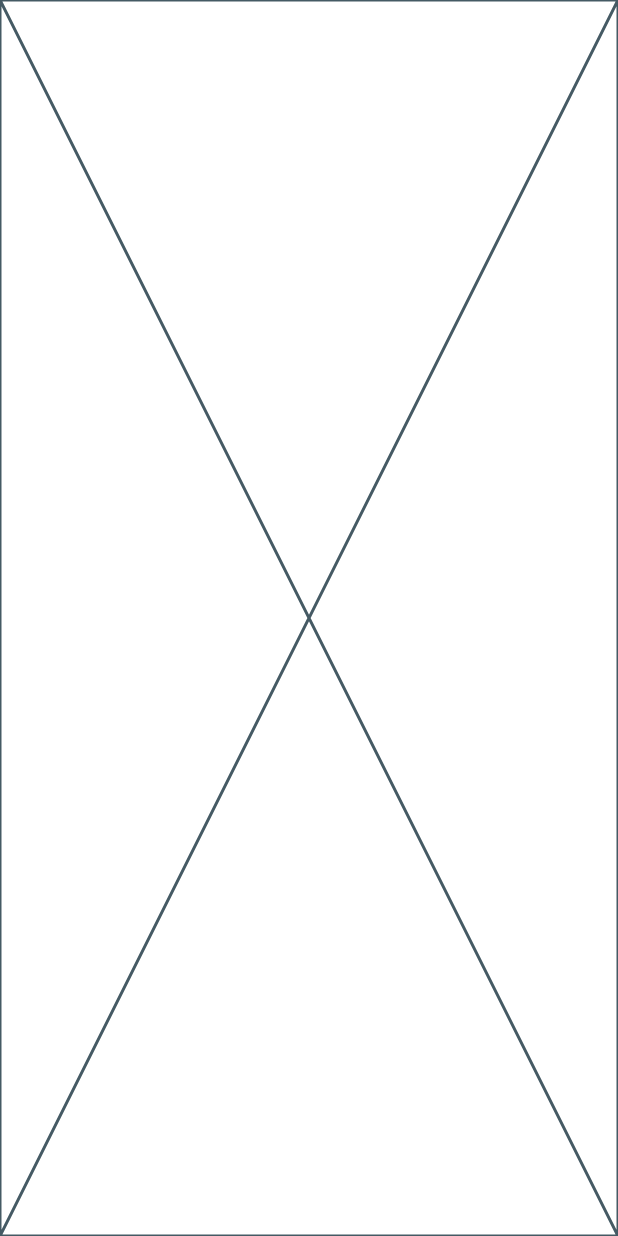
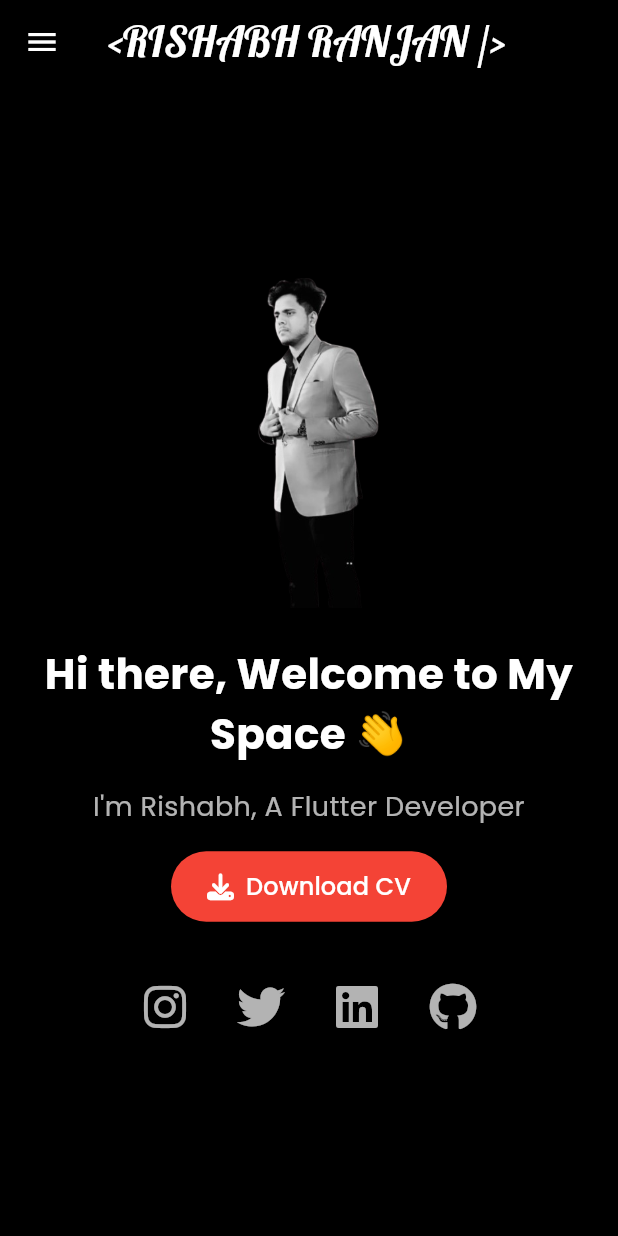
Before and after one commit to rishabh2310113/web_app_portfolio, a Flutter app: the screen it shows after launch, on a phone screen of 412 x 824 dp. Run offline on Flutter 3.47's test engine with Material 3 defaults, Android fonts, the phone set to English and light mode, and no system bars; our stand-ins replace font_awesome_flutter, google_fonts.

Commit message:
created all screens

```diff
--- a/lib/main.dart
+++ b/lib/main.dart
@@ -14,7 +14,7 @@ class MyApp extends StatelessWidget {
       theme: ThemeData(
         scaffoldBackgroundColor: Colors.black,
       ),
-      home: const MainScreen(),
+      home: MainScreen(),
     );
   }
 }
--- /dev/null
+++ b/lib/screens/about_screen.dart
@@ -0,0 +1,13 @@
+import 'package:flutter/material.dart';
+
+class AboutScreen extends StatelessWidget {
+  @override
+  Widget build(BuildContext context) {
+    return const Center(
+      child: Text(
+        "Welcome to the About Screen",
+        style: TextStyle(fontSize: 24, fontWeight: FontWeight.bold),
+      ),
+    );
+  }
+}
--- /dev/null
+++ b/lib/screens/contact_screen.dart
@@ -0,0 +1,13 @@
+import 'package:flutter/material.dart';
+
+class ContactScreen extends StatelessWidget {
+  @override
+  Widget build(BuildContext context) {
+    return const Center(
+      child: Text(
+        "Contact Me",
+        style: TextStyle(fontSize: 24, fontWeight: FontWeight.bold),
+      ),
+    );
+  }
+}
--- /dev/null
+++ b/lib/screens/home_screen.dart
@@ -0,0 +1,176 @@
+import 'package:flutter/material.dart';
+import 'package:web_app_portfolio/utils/responsive_layout.dart';
+import 'package:google_fonts/google_fonts.dart';
+import 'package:font_awesome_flutter/font_awesome_flutter.dart';
+import 'package:url_launcher/url_launcher.dart';
+
+class HomeScreen extends StatelessWidget {
+  @override
+  Widget build(BuildContext context) {
+    return Stack(
+      children: [
+        Center(
+          child: SingleChildScrollView(
+            padding: const EdgeInsets.all(16.0),
+            child: Column(
+              mainAxisAlignment: MainAxisAlignment.center,
+              children: [
+                ResponsiveLayout(
+                  mobile: Padding(
+                    padding: const EdgeInsets.only(bottom: 24.0),
+                    child: Center(
+                      child: _responsiveImage(220, 220),
+                    ),
+                  ),
+                  tablet: SizedBox.shrink(),
+                  desktop: SizedBox.shrink(),
+                ),
+                FadeInAnimation(
+                  delay: 300,
+                  child: Text(
+                    "Hi there, Welcome to My Space 👋",
+                    style: GoogleFonts.poppins(
+                      fontSize: 28,
+                      fontWeight: FontWeight.bold,
+                      color: Colors.white,
+                    ),
+                    textAlign: TextAlign.center,
+                  ),
+                ),
+                const SizedBox(height: 16),
+                FadeInAnimation(
+                  delay: 600,
+                  child: Text(
+                    "I'm Rishabh, A Flutter Developer",
+                    style: GoogleFonts.poppins(
+                      fontSize: 18,
+                      color: Colors.white70,
+                    ),
+                    textAlign: TextAlign.center,
+                  ),
+                ),
+                const SizedBox(height: 16),
+                FadeInAnimation(
+                  delay: 900,
+                  child: ElevatedButton.icon(
+                    onPressed: () {},
+                    style: ElevatedButton.styleFrom(
+                      backgroundColor: Colors.red,
+                      padding: const EdgeInsets.symmetric(
+                        horizontal: 24,
+                        vertical: 12,
+                      ),
+                    ),
+                    icon: Icon(FontAwesomeIcons.download, color: Colors.white),
+                    label: Text(
+                      "Download CV",
+                      style: GoogleFonts.poppins(
+                        fontSize: 16,
+                        color: Colors.white,
+                      ),
+                    ),
+                  ),
+                ),
+                const SizedBox(height: 32),
+                FadeInAnimation(
+                  delay: 1200,
+                  child: Row(
+                    mainAxisAlignment: MainAxisAlignment.center,
+                    children: [
+                      _buildSocialIcon(FontAwesomeIcons.instagram, () async {
+                        final Uri url = Uri.parse(
+                            'https://www.instagram.com/invites/contact/?igsh=q6tstl4h6m60&utm_content=p3io3ir');
+                        if (!await launchUrl(url)) {
+                          throw Exception('Could not load $url');
+                        }
+                      }),
+                      const SizedBox(width: 16),
+                      _buildSocialIcon(FontAwesomeIcons.twitter, () async {
+                        final Uri url =
+                            Uri.parse('https://x.com/Rishabh2310113');
+                        if (!await launchUrl(url)) {
+                          throw Exception('Could not load $url');
+                        }
+                      }),
+                      const SizedBox(width: 16),
+                      _buildSocialIcon(FontAwesomeIcons.linkedin, () async {
+                        final Uri url = Uri.parse(
+                            'https://www.linkedin.com/in/rishabh-ranjan18/');
+                        if (!await launchUrl(url)) {
+                          throw Exception('Could not load $url');
+                        }
+                      }),
+                      const SizedBox(width: 16),
+                      _buildSocialIcon(FontAwesomeIcons.github, () async {
+                        final Uri url =
+                            Uri.parse('https://github.com/rishabh2310113');
+                        if (!await launchUrl(url)) {
+                          throw Exception('Could not load $url');
+                        }
+                      }),
+                    ],
+                  ),
+                ),
+              ],
+            ),
+          ),
+        ),
+
+        Positioned(
+          top: 20,
+          right: 20,
+          child: ResponsiveLayout(
+            mobile: SizedBox.shrink(),
+            tablet: _responsiveImage(300, 250),
+            desktop: _responsiveImage(450, 400),
+          ),
+        ),
+      ],
+    );
+  }
+
+  Widget _responsiveImage(double width, double height) {
+    return Image.asset(
+      'assets/Port1.png',
+      width: width,
+      height: height,
+      fit: BoxFit.cover,
+    );
+  }
+
+  Widget _buildSocialIcon(IconData icon, VoidCallback onPressed) {
+    return IconButton(
+      icon: Icon(
+        icon,
+        color: Colors.white70,
+        size: 32,
+      ),
+      onPressed: onPressed,
+    );
+  }
+}
+
+class FadeInAnimation extends StatelessWidget {
+  final Widget child;
+  final int delay;
+
+  const FadeInAnimation({required this.child, required this.delay});
+
+  @override
+  Widget build(BuildContext context) {
+    return TweenAnimationBuilder(
+      duration: Duration(milliseconds: 1000),
+      tween: Tween<double>(begin: 0.0, end: 1.0),
+      builder: (context, value, child) {
+        return Opacity(
+          opacity: value as double,
+          child: Transform.translate(
+            offset: Offset(0.0, 50 * (1 - (value as double))),
+            child: child,
+          ),
+        );
+      },
+      child: child,
+    );
+  }
+}
--- a/lib/screens/main_screen.dart
+++ b/lib/screens/main_screen.dart
@@ -1,15 +1,115 @@
 import 'package:flutter/material.dart';
+import 'package:web_app_portfolio/utils/responsive_layout.dart';
+import 'package:google_fonts/google_fonts.dart';
+import 'package:web_app_portfolio/screens/home_screen.dart';
+import 'package:web_app_portfolio/screens/about_screen.dart';
+import 'package:web_app_portfolio/screens/contact_screen.dart';
 
 class MainScreen extends StatefulWidget {
-  const MainScreen({super.key});
-
   @override
   State<MainScreen> createState() => _MainScreenState();
 }
 
 class _MainScreenState extends State<MainScreen> {
+
+  Widget _currentScreen = HomeScreen();
+
+  void _navigateToScreen(Widget screen) {
+    setState(() {
+      _currentScreen = screen;
+    });
+  }
+
   @override
   Widget build(BuildContext context) {
-    return const Placeholder();
+    return Scaffold(
+      appBar: AppBar(
+        title: Text(
+          "<RISHABH RANJAN />",
+          style: GoogleFonts.lobster(
+            fontSize: 28,
+            color: Colors.white,
+          ),
+        ),
+        iconTheme: IconThemeData(color: Colors.white),
+        backgroundColor: Colors.transparent,
+        elevation: 0,
+        actions: ResponsiveLayout.isDesktop(context)
+            ? [
+                _buildNavButton("Home", HomeScreen()),
+                _buildNavButton("About", AboutScreen()),
+                _buildNavButton("Contact", ContactScreen()),
+                 _buildNavButton("Projects", ContactScreen()),
+              ]
+            : null,
+      ),
+      drawer: ResponsiveLayout.isDesktop(context)
+          ? null
+          : Drawer(
+              child: ListView(
+                padding: EdgeInsets.zero,
+                children: [
+                  const DrawerHeader(
+                    decoration: BoxDecoration(
+                      color:  Colors.red,
+                    ),
+                    child: Text(
+                      'Navigation',
+                      style: TextStyle(color: Colors.white, fontSize: 24),
+                    ),
+                  ),
+                  ListTile(
+                    leading: Icon(Icons.home),
+                    title: Text('Home'),
+                    onTap: () {
+                      _navigateToScreen(HomeScreen());
+                      Navigator.pop(context);
+                    },
+                  ),
+                  ListTile(
+                    leading: Icon(Icons.info),
+                    title: Text('About'),
+                    onTap: () {
+                      _navigateToScreen(AboutScreen());
+                      Navigator.pop(context);
+                    },
+                  ),
+                  ListTile(
+                    leading: Icon(Icons.contact_mail),
+                    title: Text('Contact'),
+                    onTap: () {
+                      _navigateToScreen(ContactScreen());
+                      Navigator.pop(context);
+                    },
+                  ),
+                  ListTile(
+                    leading: Icon(Icons.contact_mail),
+                    title: Text('Projects'),
+                    onTap: () {
+                      _navigateToScreen(ContactScreen());
+                      Navigator.pop(context);
+                    },
+                  ),
+                ],
+              ),
+            ),
+      body: AnimatedSwitcher(
+        duration: Duration(milliseconds: 500),
+        child: _currentScreen,
+      ),
+    );
+  }
+
+  Widget _buildNavButton(String title, Widget screen) {
+    return TextButton(
+      onPressed: () => _navigateToScreen(screen),
+      child: Text(
+        title,
+        style: GoogleFonts.poppins(
+          fontSize: 16,
+          color: Colors.white,
+        ),
+      ),
+    );
   }
 }
```
Also changed, not shown: lib/utils/responsive_layout.dart (renamed from utils/responsive_layout.dart).
